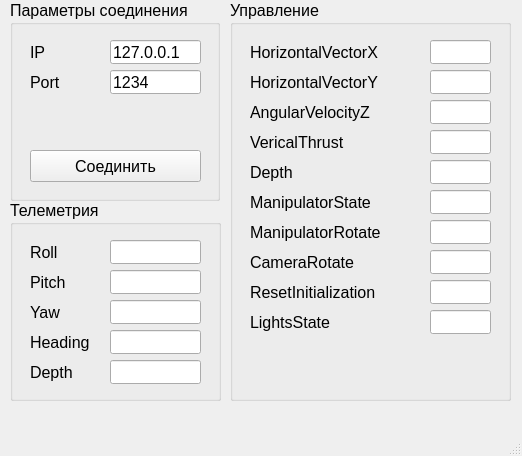
Before: the Qt Designer form SevROVAUVEmulator/mainwindow.ui in VASoftLab/SevROV, drawn with Qt 5.
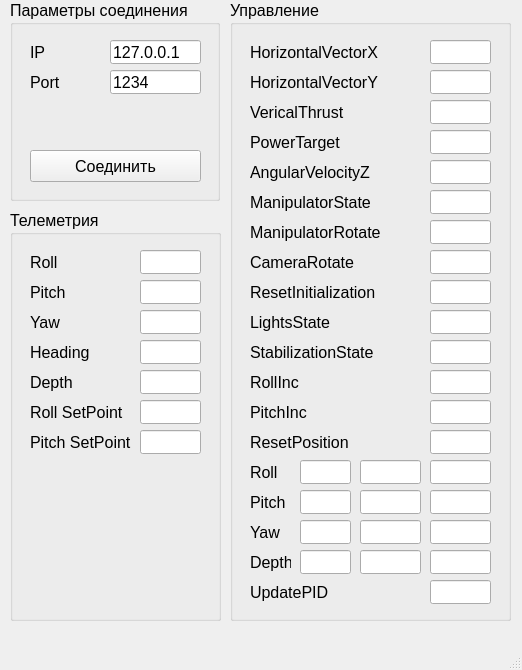
After: the same form once the commit is applied.

Patch:
```diff
--- a/SevROVAUVEmulator/mainwindow.ui
+++ b/SevROVAUVEmulator/mainwindow.ui
@@ -7,7 +7,7 @@
     <x>0</x>
     <y>0</y>
     <width>522</width>
-    <height>456</height>
+    <height>670</height>
    </rect>
   </property>
   <property name="windowTitle">
@@ -103,7 +103,7 @@
       <x>230</x>
       <y>0</y>
       <width>281</width>
-      <height>401</height>
+      <height>621</height>
      </rect>
     </property>
     <property name="font">
@@ -190,7 +190,7 @@
      <property name="geometry">
       <rect>
        <x>20</x>
-       <y>100</y>
+       <y>160</y>
        <width>151</width>
        <height>24</height>
       </rect>
@@ -208,7 +208,7 @@
      <property name="geometry">
       <rect>
        <x>200</x>
-       <y>100</y>
+       <y>160</y>
        <width>61</width>
        <height>24</height>
       </rect>
@@ -226,7 +226,7 @@
      <property name="geometry">
       <rect>
        <x>20</x>
-       <y>130</y>
+       <y>100</y>
        <width>151</width>
        <height>24</height>
       </rect>
@@ -244,7 +244,7 @@
      <property name="geometry">
       <rect>
        <x>200</x>
-       <y>130</y>
+       <y>100</y>
        <width>61</width>
        <height>24</height>
       </rect>
@@ -262,7 +262,7 @@
      <property name="geometry">
       <rect>
        <x>20</x>
-       <y>160</y>
+       <y>130</y>
        <width>151</width>
        <height>24</height>
       </rect>
@@ -273,14 +273,14 @@
       </font>
      </property>
      <property name="text">
-      <string>Depth</string>
+      <string>PowerTarget</string>
      </property>
     </widget>
     <widget class="QLineEdit" name="edDepth">
      <property name="geometry">
       <rect>
        <x>200</x>
-       <y>160</y>
+       <y>130</y>
        <width>61</width>
        <height>24</height>
       </rect>
@@ -474,14 +474,482 @@
       <string>LightsState</string>
      </property>
     </widget>
+    <widget class="QLineEdit" name="edStabilizationState">
+     <property name="geometry">
+      <rect>
+       <x>200</x>
+       <y>340</y>
+       <width>61</width>
+       <height>24</height>
+      </rect>
+     </property>
+     <property name="font">
+      <font>
+       <pointsize>12</pointsize>
+      </font>
+     </property>
+     <property name="alignment">
+      <set>Qt::AlignRight|Qt::AlignTrailing|Qt::AlignVCenter</set>
+     </property>
+    </widget>
+    <widget class="QLabel" name="lbStabilizationState">
+     <property name="geometry">
+      <rect>
+       <x>20</x>
+       <y>340</y>
+       <width>141</width>
+       <height>24</height>
+      </rect>
+     </property>
+     <property name="font">
+      <font>
+       <pointsize>12</pointsize>
+      </font>
+     </property>
+     <property name="text">
+      <string>StabilizationState</string>
+     </property>
+    </widget>
+    <widget class="QLineEdit" name="edRollInc">
+     <property name="geometry">
+      <rect>
+       <x>200</x>
+       <y>370</y>
+       <width>61</width>
+       <height>24</height>
+      </rect>
+     </property>
+     <property name="font">
+      <font>
+       <pointsize>12</pointsize>
+      </font>
+     </property>
+     <property name="alignment">
+      <set>Qt::AlignRight|Qt::AlignTrailing|Qt::AlignVCenter</set>
+     </property>
+    </widget>
+    <widget class="QLabel" name="lbRollInc">
+     <property name="geometry">
+      <rect>
+       <x>20</x>
+       <y>370</y>
+       <width>141</width>
+       <height>24</height>
+      </rect>
+     </property>
+     <property name="font">
+      <font>
+       <pointsize>12</pointsize>
+      </font>
+     </property>
+     <property name="text">
+      <string>RollInc</string>
+     </property>
+    </widget>
+    <widget class="QLineEdit" name="edPitchInc">
+     <property name="geometry">
+      <rect>
+       <x>200</x>
+       <y>400</y>
+       <width>61</width>
+       <height>24</height>
+      </rect>
+     </property>
+     <property name="font">
+      <font>
+       <pointsize>12</pointsize>
+      </font>
+     </property>
+     <property name="alignment">
+      <set>Qt::AlignRight|Qt::AlignTrailing|Qt::AlignVCenter</set>
+     </property>
+    </widget>
+    <widget class="QLabel" name="lbPitchInc">
+     <property name="geometry">
+      <rect>
+       <x>20</x>
+       <y>400</y>
+       <width>141</width>
+       <height>24</height>
+      </rect>
+     </property>
+     <property name="font">
+      <font>
+       <pointsize>12</pointsize>
+      </font>
+     </property>
+     <property name="text">
+      <string>PitchInc</string>
+     </property>
+    </widget>
+    <widget class="QLineEdit" name="edResetPosition">
+     <property name="geometry">
+      <rect>
+       <x>200</x>
+       <y>430</y>
+       <width>61</width>
+       <height>24</height>
+      </rect>
+     </property>
+     <property name="font">
+      <font>
+       <pointsize>12</pointsize>
+      </font>
+     </property>
+     <property name="alignment">
+      <set>Qt::AlignRight|Qt::AlignTrailing|Qt::AlignVCenter</set>
+     </property>
+    </widget>
+    <widget class="QLabel" name="lbResetPosition">
+     <property name="geometry">
+      <rect>
+       <x>20</x>
+       <y>430</y>
+       <width>141</width>
+       <height>24</height>
+      </rect>
+     </property>
+     <property name="font">
+      <font>
+       <pointsize>12</pointsize>
+      </font>
+     </property>
+     <property name="text">
+      <string>ResetPosition</string>
+     </property>
+    </widget>
+    <widget class="QLineEdit" name="edRollKp">
+     <property name="geometry">
+      <rect>
+       <x>70</x>
+       <y>460</y>
+       <width>51</width>
+       <height>24</height>
+      </rect>
+     </property>
+     <property name="font">
+      <font>
+       <pointsize>12</pointsize>
+      </font>
+     </property>
+     <property name="alignment">
+      <set>Qt::AlignRight|Qt::AlignTrailing|Qt::AlignVCenter</set>
+     </property>
+    </widget>
+    <widget class="QLineEdit" name="edRollKi">
+     <property name="geometry">
+      <rect>
+       <x>130</x>
+       <y>460</y>
+       <width>61</width>
+       <height>24</height>
+      </rect>
+     </property>
+     <property name="font">
+      <font>
+       <pointsize>12</pointsize>
+      </font>
+     </property>
+     <property name="alignment">
+      <set>Qt::AlignRight|Qt::AlignTrailing|Qt::AlignVCenter</set>
+     </property>
+    </widget>
+    <widget class="QLineEdit" name="edRollKd">
+     <property name="geometry">
+      <rect>
+       <x>200</x>
+       <y>460</y>
+       <width>61</width>
+       <height>24</height>
+      </rect>
+     </property>
+     <property name="font">
+      <font>
+       <pointsize>12</pointsize>
+      </font>
+     </property>
+     <property name="alignment">
+      <set>Qt::AlignRight|Qt::AlignTrailing|Qt::AlignVCenter</set>
+     </property>
+    </widget>
+    <widget class="QLineEdit" name="edPitchKp">
+     <property name="geometry">
+      <rect>
+       <x>70</x>
+       <y>490</y>
+       <width>51</width>
+       <height>24</height>
+      </rect>
+     </property>
+     <property name="font">
+      <font>
+       <pointsize>12</pointsize>
+      </font>
+     </property>
+     <property name="alignment">
+      <set>Qt::AlignRight|Qt::AlignTrailing|Qt::AlignVCenter</set>
+     </property>
+    </widget>
+    <widget class="QLineEdit" name="edPitchKd">
+     <property name="geometry">
+      <rect>
+       <x>200</x>
+       <y>490</y>
+       <width>61</width>
+       <height>24</height>
+      </rect>
+     </property>
+     <property name="font">
+      <font>
+       <pointsize>12</pointsize>
+      </font>
+     </property>
+     <property name="alignment">
+      <set>Qt::AlignRight|Qt::AlignTrailing|Qt::AlignVCenter</set>
+     </property>
+    </widget>
+    <widget class="QLineEdit" name="edPitchKi">
+     <property name="geometry">
+      <rect>
+       <x>130</x>
+       <y>490</y>
+       <width>61</width>
+       <height>24</height>
+      </rect>
+     </property>
+     <property name="font">
+      <font>
+       <pointsize>12</pointsize>
+      </font>
+     </property>
+     <property name="alignment">
+      <set>Qt::AlignRight|Qt::AlignTrailing|Qt::AlignVCenter</set>
+     </property>
+    </widget>
+    <widget class="QLineEdit" name="edYawKp">
+     <property name="geometry">
+      <rect>
+       <x>70</x>
+       <y>520</y>
+       <width>51</width>
+       <height>24</height>
+      </rect>
+     </property>
+     <property name="font">
+      <font>
+       <pointsize>12</pointsize>
+      </font>
+     </property>
+     <property name="alignment">
+      <set>Qt::AlignRight|Qt::AlignTrailing|Qt::AlignVCenter</set>
+     </property>
+    </widget>
+    <widget class="QLineEdit" name="edYawKd">
+     <property name="geometry">
+      <rect>
+       <x>200</x>
+       <y>520</y>
+       <width>61</width>
+       <height>24</height>
+      </rect>
+     </property>
+     <property name="font">
+      <font>
+       <pointsize>12</pointsize>
+      </font>
+     </property>
+     <property name="alignment">
+      <set>Qt::AlignRight|Qt::AlignTrailing|Qt::AlignVCenter</set>
+     </property>
+    </widget>
+    <widget class="QLineEdit" name="edYawKi">
+     <property name="geometry">
+      <rect>
+       <x>130</x>
+       <y>520</y>
+       <width>61</width>
+       <height>24</height>
+      </rect>
+     </property>
+     <property name="font">
+      <font>
+       <pointsize>12</pointsize>
+      </font>
+     </property>
+     <property name="alignment">
+      <set>Qt::AlignRight|Qt::AlignTrailing|Qt::AlignVCenter</set>
+     </property>
+    </widget>
+    <widget class="QLineEdit" name="edDepthKp">
+     <property name="geometry">
+      <rect>
+       <x>70</x>
+       <y>550</y>
+       <width>51</width>
+       <height>24</height>
+      </rect>
+     </property>
+     <property name="font">
+      <font>
+       <pointsize>12</pointsize>
+      </font>
+     </property>
+     <property name="alignment">
+      <set>Qt::AlignRight|Qt::AlignTrailing|Qt::AlignVCenter</set>
+     </property>
+    </widget>
+    <widget class="QLineEdit" name="edDepthKd">
+     <property name="geometry">
+      <rect>
+       <x>200</x>
+       <y>550</y>
+       <width>61</width>
+       <height>24</height>
+      </rect>
+     </property>
+     <property name="font">
+      <font>
+       <pointsize>12</pointsize>
+      </font>
+     </property>
+     <property name="alignment">
+      <set>Qt::AlignRight|Qt::AlignTrailing|Qt::AlignVCenter</set>
+     </property>
+    </widget>
+    <widget class="QLineEdit" name="edDepthKi">
+     <property name="geometry">
+      <rect>
+       <x>130</x>
+       <y>550</y>
+       <width>61</width>
+       <height>24</height>
+      </rect>
+     </property>
+     <property name="font">
+      <font>
+       <pointsize>12</pointsize>
+      </font>
+     </property>
+     <property name="alignment">
+      <set>Qt::AlignRight|Qt::AlignTrailing|Qt::AlignVCenter</set>
+     </property>
+    </widget>
+    <widget class="QLabel" name="lbUpdatePID">
+     <property name="geometry">
+      <rect>
+       <x>20</x>
+       <y>580</y>
+       <width>141</width>
+       <height>24</height>
+      </rect>
+     </property>
+     <property name="font">
+      <font>
+       <pointsize>12</pointsize>
+      </font>
+     </property>
+     <property name="text">
+      <string>UpdatePID</string>
+     </property>
+    </widget>
+    <widget class="QLineEdit" name="edUpdatePID">
+     <property name="geometry">
+      <rect>
+       <x>200</x>
+       <y>580</y>
+       <width>61</width>
+       <height>24</height>
+      </rect>
+     </property>
+     <property name="font">
+      <font>
+       <pointsize>12</pointsize>
+      </font>
+     </property>
+     <property name="alignment">
+      <set>Qt::AlignRight|Qt::AlignTrailing|Qt::AlignVCenter</set>
+     </property>
+    </widget>
+    <widget class="QLabel" name="lbRollPIDController">
+     <property name="geometry">
+      <rect>
+       <x>20</x>
+       <y>460</y>
+       <width>41</width>
+       <height>24</height>
+      </rect>
+     </property>
+     <property name="font">
+      <font>
+       <pointsize>12</pointsize>
+      </font>
+     </property>
+     <property name="text">
+      <string>Roll</string>
+     </property>
+    </widget>
+    <widget class="QLabel" name="lbPitchPIDController">
+     <property name="geometry">
+      <rect>
+       <x>20</x>
+       <y>490</y>
+       <width>41</width>
+       <height>24</height>
+      </rect>
+     </property>
+     <property name="font">
+      <font>
+       <pointsize>12</pointsize>
+      </font>
+     </property>
+     <property name="text">
+      <string>Pitch</string>
+     </property>
+    </widget>
+    <widget class="QLabel" name="lbYawPIDController">
+     <property name="geometry">
+      <rect>
+       <x>20</x>
+       <y>520</y>
+       <width>41</width>
+       <height>24</height>
+      </rect>
+     </property>
+     <property name="font">
+      <font>
+       <pointsize>12</pointsize>
+      </font>
+     </property>
+     <property name="text">
+      <string>Yaw</string>
+     </property>
+    </widget>
+    <widget class="QLabel" name="lbDepthPIDController">
+     <property name="geometry">
+      <rect>
+       <x>20</x>
+       <y>550</y>
+       <width>41</width>
+       <height>24</height>
+      </rect>
+     </property>
+     <property name="font">
+      <font>
+       <pointsize>12</pointsize>
+      </font>
+     </property>
+     <property name="text">
+      <string>Depth</string>
+     </property>
+    </widget>
    </widget>
    <widget class="QGroupBox" name="gbTelemetry">
     <property name="geometry">
      <rect>
       <x>10</x>
-      <y>200</y>
+      <y>210</y>
       <width>211</width>
-      <height>201</height>
+      <height>411</height>
      </rect>
     </property>
     <property name="font">
@@ -495,9 +963,9 @@
     <widget class="QLineEdit" name="edRoll">
      <property name="geometry">
       <rect>
-       <x>100</x>
+       <x>130</x>
        <y>40</y>
-       <width>91</width>
+       <width>61</width>
        <height>24</height>
       </rect>
      </property>
@@ -515,7 +983,7 @@
       <rect>
        <x>20</x>
        <y>40</y>
-       <width>71</width>
+       <width>91</width>
        <height>24</height>
       </rect>
      </property>
@@ -531,9 +999,9 @@
     <widget class="QLineEdit" name="edPitch">
      <property name="geometry">
       <rect>
-       <x>100</x>
+       <x>130</x>
        <y>70</y>
-       <width>91</width>
+       <width>61</width>
        <height>24</height>
       </rect>
      </property>
@@ -551,7 +1019,7 @@
       <rect>
        <x>20</x>
        <y>70</y>
-       <width>71</width>
+       <width>91</width>
        <height>24</height>
       </rect>
      </property>
@@ -569,7 +1037,7 @@
       <rect>
        <x>20</x>
        <y>100</y>
-       <width>71</width>
+       <width>91</width>
        <height>24</height>
       </rect>
      </property>
@@ -585,9 +1053,9 @@
     <widget class="QLineEdit" name="edYaw">
      <property name="geometry">
       <rect>
-       <x>100</x>
+       <x>130</x>
        <y>100</y>
-       <width>91</width>
+       <width>61</width>
        <height>24</height>
       </rect>
      </property>
@@ -605,7 +1073,7 @@
       <rect>
        <x>20</x>
        <y>130</y>
-       <width>71</width>
+       <width>91</width>
        <height>24</height>
       </rect>
      </property>
@@ -621,9 +1089,9 @@
     <widget class="QLineEdit" name="edHeading">
      <property name="geometry">
       <rect>
-       <x>100</x>
+       <x>130</x>
        <y>130</y>
-       <width>91</width>
+       <width>61</width>
        <height>24</height>
       </rect>
      </property>
@@ -641,7 +1109,7 @@
       <rect>
        <x>20</x>
        <y>160</y>
-       <width>71</width>
+       <width>91</width>
        <height>24</height>
       </rect>
      </property>
@@ -657,9 +1125,9 @@
     <widget class="QLineEdit" name="edDepthAUV">
      <property name="geometry">
       <rect>
-       <x>100</x>
+       <x>130</x>
        <y>160</y>
-       <width>91</width>
+       <width>61</width>
        <height>24</height>
       </rect>
      </property>
@@ -672,6 +1140,78 @@
       <set>Qt::AlignRight|Qt::AlignTrailing|Qt::AlignVCenter</set>
      </property>
     </widget>
+    <widget class="QLineEdit" name="edRollSetPoint">
+     <property name="geometry">
+      <rect>
+       <x>130</x>
+       <y>190</y>
+       <width>61</width>
+       <height>24</height>
+      </rect>
+     </property>
+     <property name="font">
+      <font>
+       <pointsize>12</pointsize>
+      </font>
+     </property>
+     <property name="alignment">
+      <set>Qt::AlignRight|Qt::AlignTrailing|Qt::AlignVCenter</set>
+     </property>
+    </widget>
+    <widget class="QLabel" name="lbRollSetPoint">
+     <property name="geometry">
+      <rect>
+       <x>20</x>
+       <y>190</y>
+       <width>101</width>
+       <height>24</height>
+      </rect>
+     </property>
+     <property name="font">
+      <font>
+       <pointsize>12</pointsize>
+      </font>
+     </property>
+     <property name="text">
+      <string>Roll SetPoint</string>
+     </property>
+    </widget>
+    <widget class="QLineEdit" name="edPitchSetPoint">
+     <property name="geometry">
+      <rect>
+       <x>130</x>
+       <y>220</y>
+       <width>61</width>
+       <height>24</height>
+      </rect>
+     </property>
+     <property name="font">
+      <font>
+       <pointsize>12</pointsize>
+      </font>
+     </property>
+     <property name="alignment">
+      <set>Qt::AlignRight|Qt::AlignTrailing|Qt::AlignVCenter</set>
+     </property>
+    </widget>
+    <widget class="QLabel" name="lbPitchSetPoint">
+     <property name="geometry">
+      <rect>
+       <x>20</x>
+       <y>220</y>
+       <width>101</width>
+       <height>24</height>
+      </rect>
+     </property>
+     <property name="font">
+      <font>
+       <pointsize>12</pointsize>
+      </font>
+     </property>
+     <property name="text">
+      <string>Pitch SetPoint</string>
+     </property>
+    </widget>
    </widget>
   </widget>
   <widget class="QMenuBar" name="menubar">
```
Left out of the diff: 4 changed lines with no effect on the pictures.
